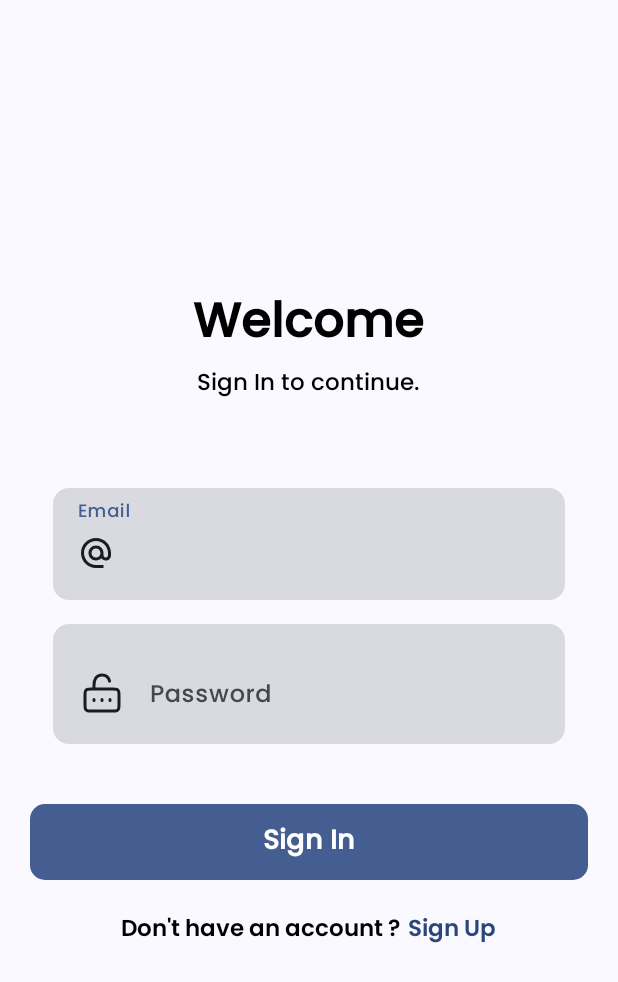
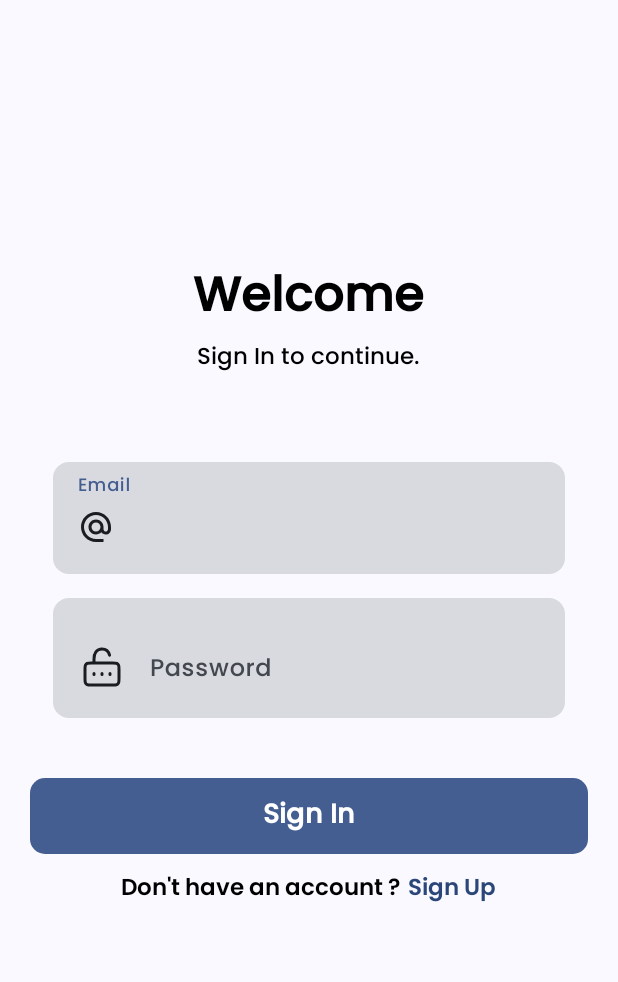
Before and after one commit to Zierch/StudyConnect, an Android app: the screen it shows after launch (SignInActivity), on a phone screen of 412 x 824 dp. Shown: the top 982 px of the screen. Run offline under Robolectric (Android 15) with nearby library versions, the phone set to English and light mode, and no system bars; our stand-ins replace Dagger/Hilt's generated code; 2 statements that could not run were skipped.

```diff
--- a/app/build.gradle.kts
+++ b/app/build.gradle.kts
@@ -58,6 +58,10 @@ dependencies {
     implementation(libs.navigation.fragment)
     implementation(libs.navigation.ui)
 
+//    viewmodel
+    implementation(libs.lifecycle.viewmodel.ktx)
+    implementation(libs.lifecycle.livedata.ktx)
+
 //    Dagger Hilt
     implementation(libs.hilt.android)
     annotationProcessor(libs.hilt.android.compiler)
--- a/app/src/main/res/layout/activity_sign_in.xml
+++ b/app/src/main/res/layout/activity_sign_in.xml
@@ -1,5 +1,6 @@
 <?xml version="1.0" encoding="utf-8"?>
-<RelativeLayout xmlns:android="http://schemas.android.com/apk/res/android"
+<androidx.constraintlayout.widget.ConstraintLayout xmlns:android="http://schemas.android.com/apk/res/android"
+    xmlns:app="http://schemas.android.com/apk/res-auto"
     xmlns:tools="http://schemas.android.com/tools"
     android:id="@+id/main"
     android:layout_width="match_parent"
@@ -13,7 +14,13 @@
         android:layout_width="match_parent"
         android:layout_height="wrap_content"
         android:gravity="center"
-        android:orientation="vertical">
+        android:orientation="vertical"
+        app:layout_constraintBottom_toBottomOf="parent"
+        app:layout_constraintEnd_toEndOf="parent"
+        app:layout_constraintHorizontal_bias="1.0"
+        app:layout_constraintStart_toStartOf="parent"
+        app:layout_constraintTop_toTopOf="parent"
+        app:layout_constraintVertical_bias="0.319">
 
         <TextView
             android:layout_width="wrap_content"
@@ -34,18 +41,18 @@
             android:id="@+id/til_signup_email"
             android:layout_width="match_parent"
             android:layout_height="wrap_content"
-            android:background="@drawable/rounded_input_text"
-            android:paddingTop="7dp"
             android:layout_marginStart="15dp"
             android:layout_marginTop="56dp"
-            android:layout_marginEnd="15dp">
+            android:layout_marginEnd="15dp"
+            android:background="@drawable/rounded_input_text"
+            android:paddingTop="7dp">
 
             <androidx.appcompat.widget.AppCompatEditText
                 android:id="@+id/et_signup_email"
                 android:layout_width="match_parent"
                 android:layout_height="wrap_content"
+                android:background="@android:color/transparent"
                 android:drawableStart="@drawable/ic_alternate_email"
-                android:background="@android:color/transparent"
                 android:drawablePadding="16dp"
                 android:drawableTint="@color/md_theme_onSurface"
                 android:hint="Email"
@@ -58,11 +65,11 @@
             android:id="@+id/til_signup_password"
             android:layout_width="match_parent"
             android:layout_height="wrap_content"
-            android:background="@drawable/rounded_input_text"
-            android:paddingTop="7dp"
             android:layout_marginStart="15dp"
             android:layout_marginTop="16dp"
-            android:layout_marginEnd="15dp">
+            android:layout_marginEnd="15dp"
+            android:background="@drawable/rounded_input_text"
+            android:paddingTop="7dp">
 
             <androidx.appcompat.widget.AppCompatEditText
                 android:id="@+id/et_signup_password"
@@ -89,15 +96,21 @@
         android:background="@drawable/button"
         android:text="@string/txt_sign_in"
         android:textSize="18dp"
-        android:textStyle="bold" />
+        android:textStyle="bold"
+        app:layout_constraintEnd_toEndOf="@+id/linear1"
+        app:layout_constraintStart_toStartOf="@+id/linear1"
+        app:layout_constraintTop_toBottomOf="@+id/linear1" />
 
     <LinearLayout
+        android:id="@+id/linearLayout"
         android:layout_width="match_parent"
         android:layout_height="wrap_content"
         android:layout_below="@id/btnSign"
-        android:layout_marginTop="20dp"
+        android:layout_marginTop="10dp"
         android:gravity="center"
-        android:orientation="horizontal">
+        android:orientation="horizontal"
+        app:layout_constraintStart_toStartOf="@+id/btnSign"
+        app:layout_constraintTop_toBottomOf="@+id/btnSign">
 
         <TextView
             style="@style/TextSemiBold"
@@ -117,4 +130,16 @@
             android:textColor="@color/md_theme_onPrimaryFixedVariant"
             android:textSize="15dp" />
     </LinearLayout>
-</RelativeLayout>
+
+    <ProgressBar
+        android:id="@+id/progressBar"
+        style="?android:attr/progressBarStyle"
+        android:layout_width="wrap_content"
+        android:layout_height="wrap_content"
+        android:layout_alignParentTop="true"
+        android:visibility="gone"
+        app:layout_constraintBottom_toBottomOf="parent"
+        app:layout_constraintEnd_toEndOf="parent"
+        app:layout_constraintStart_toStartOf="parent"
+        app:layout_constraintTop_toTopOf="parent" />
+</androidx.constraintlayout.widget.ConstraintLayout>
--- a/gradle/libs.versions.toml
+++ b/gradle/libs.versions.toml
@@ -5,6 +5,7 @@ junit = "4.13.2"
 junitVersion = "1.2.1"
 espressoCore = "3.6.1"
 appcompat = "1.7.0"
+lifecycle = "2.6.2"
 material = "1.12.0"
 activity = "1.9.3"
 constraintlayout = "2.2.0"
@@ -21,6 +22,8 @@ junit = { group = "junit", name = "junit", version.ref = "junit" }
 ext-junit = { group = "androidx.test.ext", name = "junit", version.ref = "junitVersion" }
 espresso-core = { group = "androidx.test.espresso", name = "espresso-core", version.ref = "espressoCore" }
 appcompat = { group = "androidx.appcompat", name = "appcompat", version.ref = "appcompat" }
+lifecycle-livedata-ktx = { module = "androidx.lifecycle:lifecycle-livedata-ktx", version.ref = "lifecycle" }
+lifecycle-viewmodel-ktx = { module = "androidx.lifecycle:lifecycle-viewmodel-ktx", version.ref = "lifecycle" }
 material = { group = "com.google.android.material", name = "material", version.ref = "material" }
 activity = { group = "androidx.activity", name = "activity", version.ref = "activity" }
 constraintlayout = { group = "androidx.constraintlayout", name = "constraintlayout", version.ref = "constraintlayout" }
```
Also changed, not shown: app/src/main/java/com/example/studyconnect/data/StudyRepository.java (+44 -2 lines), app/src/main/java/com/example/studyconnect/ui/auth/AuthViewModel.java (+54 -18 lines), app/src/main/java/com/example/studyconnect/ui/auth/SignInActivity.java (+28 -18 lines), app/src/main/java/com/example/studyconnect/utils/Helper.java (+10 -0 lines), app/src/main/java/com/example/studyconnect/utils/Result.java (added, +126 -0 lines).
